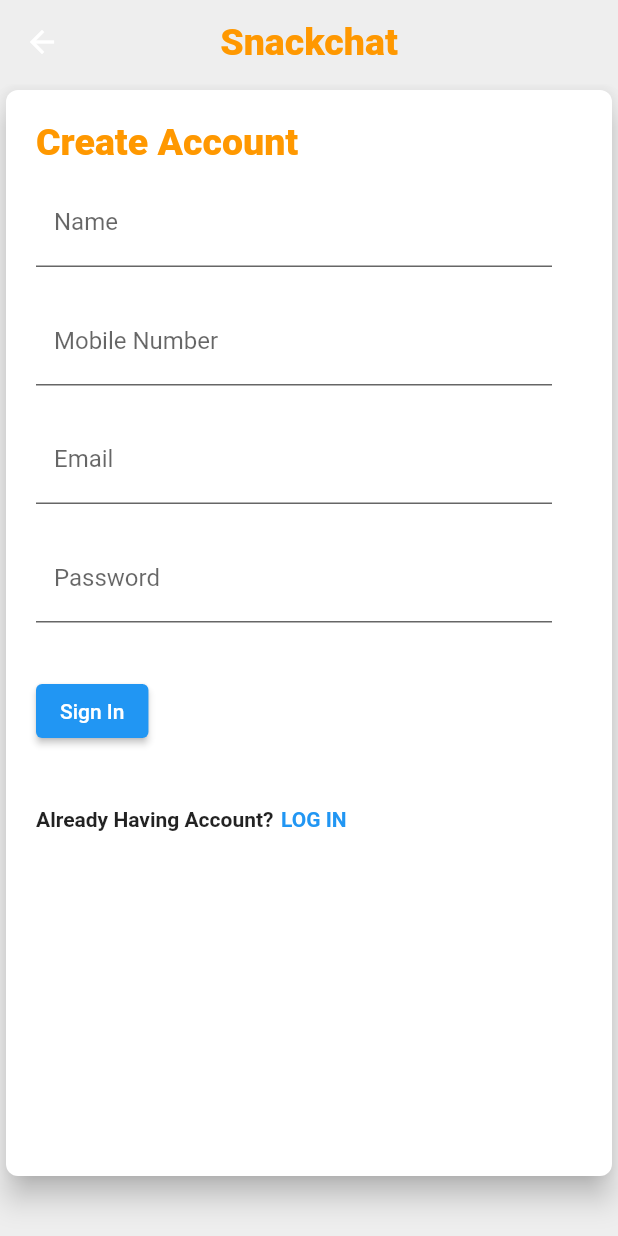
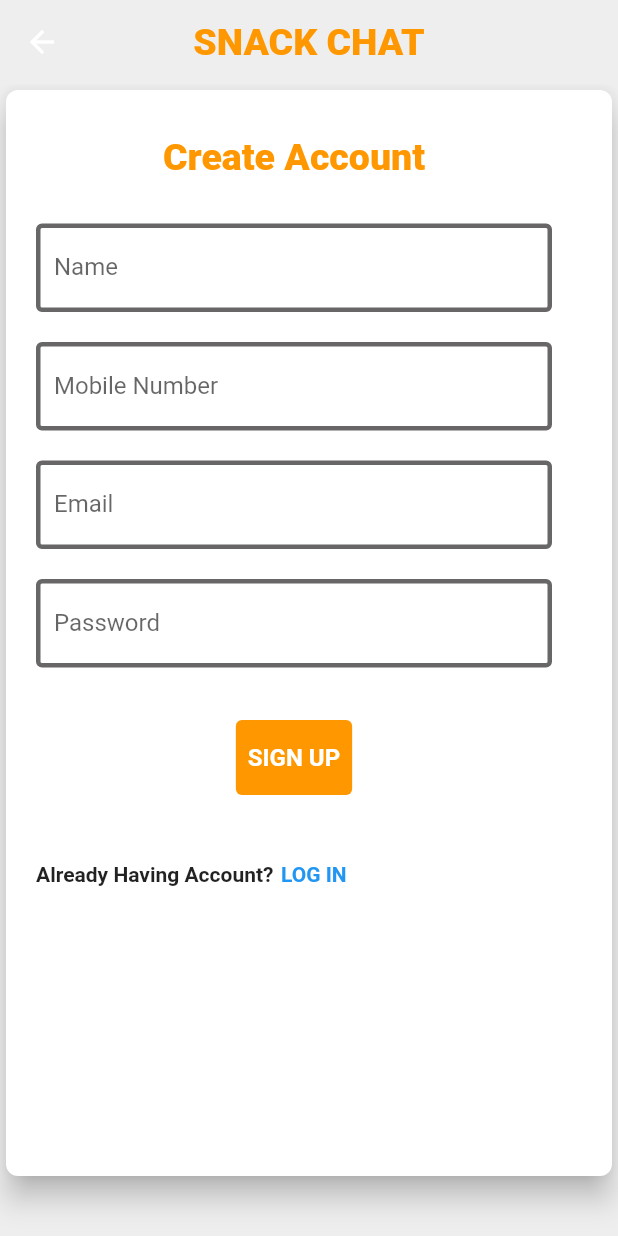
Before and after one commit to mohanaveluk/snackchat, a Flutter app: the LoginPage screen opened directly, on a phone screen of 412 x 824 dp. Run offline on Flutter 3.47's test engine with Material 2 defaults, Android fonts, the phone set to English and light mode, and no system bars; our stand-ins replace flutter_svg, image_picker, shared_preferences; accounts and stored records are empty; network calls fail; Roboto replaces fonts that are missing (Anton); project files that could hold a hidden picture were left out.

Commit message:
Changed signup page

```diff
--- a/lib/NewScreen/LandingScreen.dart
+++ b/lib/NewScreen/LandingScreen.dart
@@ -1,5 +1,4 @@
 import 'package:flutter/material.dart';
-import 'package:snackchat/NewScreen/pagelogin.dart';
 import 'package:snackchat/Screens/loginScreen.dart';
 
 import 'LoginPage.dart';
--- a/lib/NewScreen/LoginPage.dart
+++ b/lib/NewScreen/LoginPage.dart
@@ -2,7 +2,9 @@
 import 'package:snackchat/Model/CountryModel.dart';
 import 'package:snackchat/NewScreen/CountryPage.dart';
 import 'package:snackchat/NewScreen/pagelogin.dart';
+import 'package:snackchat/Screens/loginScreen.dart';
 import 'package:snackchat/components/button.dart';
+import 'package:snackchat/widgets/login_mobile.dart';
 
 import 'userlogin.dart';
 
@@ -54,7 +56,7 @@
         elevation: 0,
         backgroundColor: Colors.grey.shade200,
         title: const Text(
-          "Snackchat",
+          "SNACK CHAT",
           style: TextStyle(
             color: Colors.orange,
             fontSize: 25,
@@ -74,14 +76,13 @@
             child: Form(
               key: _form,
               child: Column(
-                crossAxisAlignment: CrossAxisAlignment.start,
+                crossAxisAlignment: CrossAxisAlignment.center,
                 children: [
                   const SizedBox(
-                    height: 20,
+                    height: 30,
                   ),
                   const Text(
                     'Create Account',
-                    textAlign: TextAlign.center,
                     style: TextStyle(
                         fontSize: 25,
                         fontFamily: 'Anton',
@@ -89,7 +90,7 @@
                         fontWeight: FontWeight.w900),
                   ),
                   const SizedBox(
-                    height: 10,
+                    height: 30,
                   ),
                   /* textfield(
                  controller: usernameController,
@@ -100,11 +101,13 @@
                   TextFormField(
                     decoration: InputDecoration(
                       labelText: "Name",
-                      // enabledBorder: OutlineInputBorder( borderSide: BorderSide(color: Colors.orange.shade700), ),
-                      //focusedBorder: OutlineInputBorder(
-                      // borderSide: BorderSide(
-                      //  color: Colors.white,
-                      // ),),
+                      enabledBorder: OutlineInputBorder( borderSide: BorderSide( width: 3,
+                              color: Color.fromARGB(255, 104, 102, 102)), ),
+                      focusedBorder: OutlineInputBorder(
+                      borderSide: BorderSide(
+                        width: 3,
+                        color: Color.fromARGB(255, 5, 5, 5),
+                       ),),
                       fillColor: Colors.white60,
                       filled: true,
                       hintText: hintText,
@@ -136,14 +139,16 @@
                   TextFormField(
                     decoration: InputDecoration(
                       labelText: "Mobile Number",
-                      //enabledBorder: OutlineInputBorder(
-                      // borderSide: BorderSide(color: Colors.orange.shade700),
-                      // ),
-                      //focusedBorder: OutlineInputBorder(
-                      // borderSide: BorderSide(
-                      //  color: Colors.white,
-                      //  ),
-                      //  ),
+                      enabledBorder: OutlineInputBorder(
+                       borderSide: BorderSide( width: 3,
+                              color: Color.fromARGB(255, 104, 102, 102)),
+                       ),
+                      focusedBorder: OutlineInputBorder(
+                       borderSide: BorderSide(
+                        width: 3,
+                        color: Color.fromARGB(255, 5, 5, 5),
+                        ),
+                        ),
                       fillColor: Colors.white60,
                       filled: true,
                       hintText: hintText,
@@ -174,14 +179,17 @@
                   TextFormField(
                     decoration: InputDecoration(
                       labelText: "Email",
-                      //  enabledBorder: OutlineInputBorder(
-                      //  borderSide: BorderSide(color: Colors.orange.shade700),
-                      // ),
-                      //  focusedBorder: OutlineInputBorder(
-                      //   borderSide: BorderSide(
-                      //    color: Colors.white,
-                      //  ),
-                      // ),
+                       enabledBorder: OutlineInputBorder(
+                       borderSide: BorderSide(
+                         width: 3,
+                              color: Color.fromARGB(255, 104, 102, 102)),
+                       ),
+                       focusedBorder: OutlineInputBorder(
+                         borderSide: BorderSide(
+                          width: 3,
+                        color: Color.fromARGB(255, 5, 5, 5),
+                        ),
+                       ),
                       fillColor: Colors.white60,
                       filled: true,
                       hintText: hintText,
@@ -214,14 +222,17 @@
                     obscureText: true,
                     decoration: InputDecoration(
                       labelText: "Password",
-                      //  enabledBorder: OutlineInputBorder(
-                      //   borderSide: BorderSide(color: Colors.orange.shade700),
-                      // ),
-                      // focusedBorder: OutlineInputBorder(
-                      //   borderSide: BorderSide(
-                      //     color: Colors.white,
-                      //  ),
-                      // ),
+                        enabledBorder: OutlineInputBorder(
+                         borderSide: BorderSide(
+                           width: 3,
+                              color: Color.fromARGB(255, 104, 102, 102)),
+                       ),
+                       focusedBorder: OutlineInputBorder(
+                         borderSide: BorderSide(
+                          width: 3,
+                        color: Color.fromARGB(255, 5, 5, 5),
+                        ),
+                       ),
                       fillColor: Colors.white60,
                       filled: true,
                       hintText: hintText,
@@ -238,17 +249,23 @@
                     },
                   ),
                   SizedBox(
-                    height: 35,
+                    height: 30,
                   ),
-                  ElevatedButton(
-                      // onPressed: () {
-                      //   await Provider.of<UserAuthentication>(context,
-                      //           listen: false)
-                      //       .userSignIn2(
-                      //           'mohanaveluk@gmail.com', 'welcome@123', context);
-                      // },
-                      onPressed: _saveForm,
-                      child: const Text("Sign In")),
+                 Container(
+                        padding: const EdgeInsets.only(left: 12, top: 5, right: 12, bottom: 5),
+                        child: TextButton(
+                          style: TextButton.styleFrom(
+                              backgroundColor: Colors.orange,
+                              fixedSize:  Size.fromHeight(50),
+                              textStyle: const TextStyle(
+                                  fontSize: 16, fontWeight: FontWeight.bold),
+                              foregroundColor: Colors.white),
+                          onPressed: ()  {
+
+                          },
+                          child: const Text('SIGN UP'),
+                        ),
+                      ),
                   SizedBox(
                     height: 40,
                   ),
@@ -270,7 +287,7 @@
                           Navigator.push(
                               context,
                               MaterialPageRoute(
-                                  builder: (context) => const UserLogin()));
+                                  builder: (context) => const LoginScreen()));
                         },
                       )
                     ],
--- a/pubspec.yaml
+++ b/pubspec.yaml
@@ -42,6 +42,8 @@
   intl: ^0.18.0
   uuid: ^3.0.7
   flutter_secure_storage: ^8.0.0
+
+  image_picker: ^0.8.7+3
 
 dev_dependencies:
   flutter_test:
```
Also changed, not shown: lib/Screens/IndividualPage.dart (+32 -17 lines), lib/Screens/chat_home_screen.dart (+8 -0 lines), lib/widgets/login_mobile.dart (+64 -6 lines), assets/images/20210825043132_IMG_2477.JPG (added), assets/images/nims.jpg (added), pubspec.lock.
